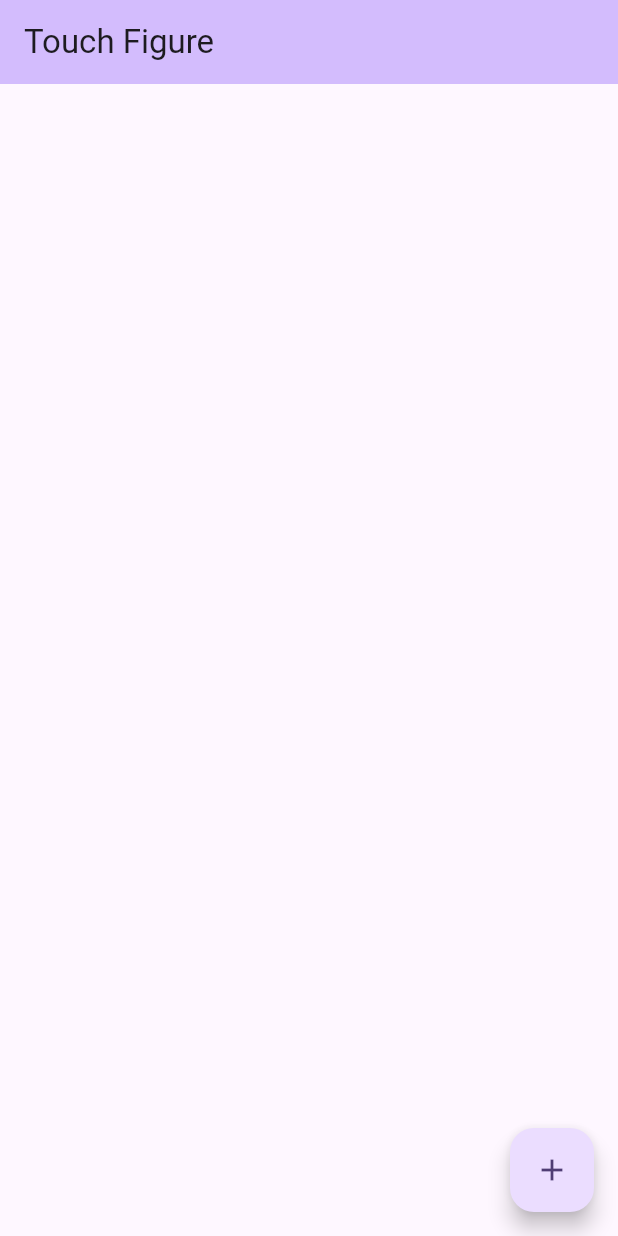
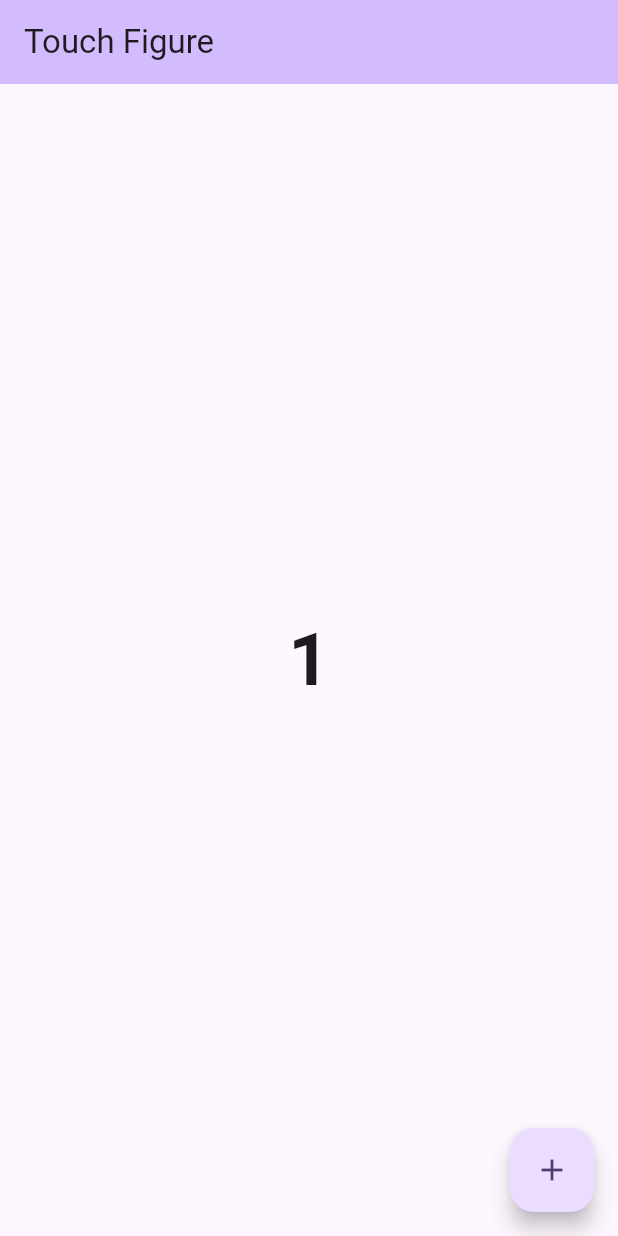
Before and after one commit to c22349/touchFigure, a Flutter app: the screen it shows after launch, after a tap on the "add" icon, on a phone screen of 412 x 824 dp. Run offline on Flutter 3.47's test engine with Material 3 defaults, Android fonts, the phone set to English and light mode, and no system bars.

```diff
--- a/lib/view/falling_action.dart
+++ b/lib/view/falling_action.dart
@@ -19,24 +19,38 @@ class _MyHomePageState extends State<FallingAction> {
   List<Color> _circleColors = []; // 各円の色を管理するリスト
   List<bool> _isExploding = []; // 破裂アニメーションの状態を管理
   int _tapCount = 0; // タップ回数を管理
+  int _buttonPressCount = 0; // 追加：ボタンを押した回数を管理
   Timer? _resetTimer; // タイマーを管理
+  Timer? _buttonResetTimer; // 追加：ボタンカウント用のタイマー
   bool _showCount = false; // カウント表示の制御
 
   @override
   void dispose() {
     _resetTimer?.cancel();
+    _buttonResetTimer?.cancel(); // 追加：タイマーの解放
     super.dispose();
   }
 
   void _incrementCounter() {
     setState(() {
-      _circlePositions.add(-100.0); // 新しい円を初期位置に追加
-      _circleHorizontalPositions.add(
-        _getRandomHorizontalPosition(),
-      ); // ランダムな横位置を追加
-      _circleKeys.add(DateTime.now().millisecondsSinceEpoch); // 識別子を追加
-      _circleColors.add(_getRandomColor()); // ランダムな色を追加
-      _isExploding.add(false); // 新しい円の破裂状態を追加
+      _buttonPressCount++;
+      _circlePositions.add(-100.0);
+      _circleHorizontalPositions.add(_getRandomHorizontalPosition());
+      _circleKeys.add(DateTime.now().millisecondsSinceEpoch);
+      _circleColors.add(_getRandomColor());
+      _isExploding.add(false);
+    });
+
+    // 既存のタイマーをキャンセル
+    _buttonResetTimer?.cancel();
+
+    // 2秒後にボタンカウントをリセット
+    _buttonResetTimer = Timer(const Duration(seconds: 2), () {
+      if (mounted) {
+        setState(() {
+          _buttonPressCount = 0;
+        });
+      }
     });
 
     // 各円のアニメーションを開始
@@ -129,12 +143,23 @@ class _MyHomePageState extends State<FallingAction> {
       ),
       body: Center(
         child: Stack(
-          children: List.generate(_circlePositions.length, (index) {
+          children: [
+            if (_buttonPressCount > 0) // 修正：カウントが0より大きい時のみ表示
+              Center(
+                child: Text(
+                  '$_buttonPressCount',
+                  style: const TextStyle(
+                    fontSize: 48,
+                    fontWeight: FontWeight.bold,
+                  ),
+                ),
+              ),
+            ...List.generate(_circlePositions.length, (index) {
               return AnimatedPositioned(
-              key: ValueKey(_circleKeys[index]), // 識別子をキーとして使用
+                key: ValueKey(_circleKeys[index]),
                 duration: const Duration(seconds: 3),
                 top: _circlePositions[index],
-              left: _circleHorizontalPositions[index], // ランダムな横位置を使用
+                left: _circleHorizontalPositions[index],
                 child: GestureDetector(
                   onTap: () => _handleTap(index),
                   child: AnimatedContainer(
@@ -152,6 +177,7 @@ class _MyHomePageState extends State<FallingAction> {
                 ),
               );
             }),
+          ],
         ),
       ),
       floatingActionButton: FloatingActionButton(
```
Lines whose indentation alone changed are shown as unchanged.
